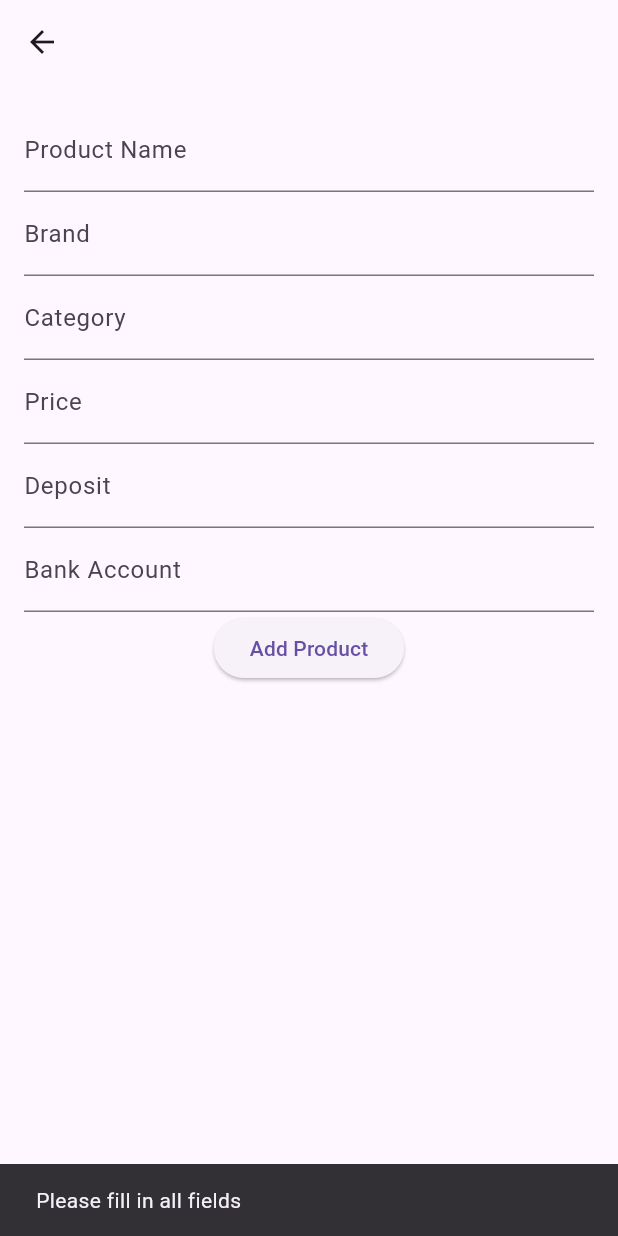
After one commit to LunaLeguisamo/Alkilate-project, a Flutter app: the AddProductScreen screen opened directly, after a tap on "Add Product", on a phone screen of 412 x 824 dp. The commit adds this screen. Run offline on Flutter 3.47's test engine with Material 3 defaults, Android fonts, the light colour scheme and no system bars; our stand-ins replace cloud_firestore, firebase_auth, firebase_core, flutter_rating_bar, font_awesome_flutter, google_fonts and 2 more; accounts and stored records are empty.

Commit message:
Add AddProductScreen and integrate product posting functionality; update navigation and bottom nav bar

```diff
--- a/alkilate/lib/routes.dart
+++ b/alkilate/lib/routes.dart
@@ -4,11 +4,13 @@ import 'package:alkilate/views/orders/orders.dart';
 import 'package:alkilate/views/products/product_filter/product_filter.dart';
 import 'package:alkilate/views/products/product_search/product_search.dart';
 import 'package:alkilate/views/profile/profile.dart';
+import 'package:alkilate/views/products/add_product/add_product.dart';
 
 var appRoutes = {
   '/': (context) => HomeScreen(),
   '/login': (context) => LoginScreen(),
   '/orders': (context) => OrderScreen(),
+  '/add-product': (context) => AddProductScreen(),
   '/product-filter': (context) => ProductFilterScreen(),
   '/product-search': (context) => ProductSearchScreen(),
   '/profile': (context) => ProfileScreen(),
--- a/alkilate/lib/services/firestore.dart
+++ b/alkilate/lib/services/firestore.dart
@@ -1,7 +1,6 @@
 import 'dart:async';
 import 'package:alkilate/services/models.dart' as app_models;
 import 'package:cloud_firestore/cloud_firestore.dart';
-import 'package:alkilate/services/auth.dart';
 import 'package:firebase_auth/firebase_auth.dart';
 
 class FirestoreService {
@@ -33,9 +32,9 @@ class FirestoreService {
 
   /// Posts a product document to the product db
   Future<void> postProduct(app_models.Product product) async {
-    var user = AuthService().user!;
-    var ref = _db.collection('Products').doc(user.uid);
-    return ref.set(product.toJson());
+    var ref = _db.collection('products');
+    await ref.add(product.toJson());
+    return;
   }
 
   /// Retrieves the current logged-in user's data from Firestore
--- a/alkilate/lib/shared/bottom_nav.dart
+++ b/alkilate/lib/shared/bottom_nav.dart
@@ -24,9 +24,12 @@ class _BottomNavBarState extends State<BottomNavBar> {
         Navigator.pushNamed(context, '/product-search');
         break;
       case 2:
+        Navigator.pushNamed(context, '/add-product');
+        break;
+      case 3:
         Navigator.pushNamed(context, '/orders');
         break;
-      case 3:
+      case 4:
         Navigator.pushNamed(context, '/profile');
         break;
     }
@@ -69,6 +72,11 @@ class _BottomNavBarState extends State<BottomNavBar> {
               label: 'Search',
             ),
             BottomNavigationBarItem(
+              icon: Icon(FontAwesomeIcons.plus, size: 20),
+              activeIcon: Icon(FontAwesomeIcons.plus, size: 24),
+              label: 'Add',
+            ),
+            BottomNavigationBarItem(
               icon: Icon(FontAwesomeIcons.bagShopping, size: 20),
               activeIcon: Icon(FontAwesomeIcons.bagShopping, size: 24),
               label: 'Orders',
--- /dev/null
+++ b/alkilate/lib/views/products/add_product/add_product.dart
@@ -0,0 +1,134 @@
+import 'package:alkilate/shared/shared.dart';
+import 'package:flutter/material.dart';
+import 'package:alkilate/services/services.dart';
+import 'package:alkilate/views/login/login.dart';
+
+class AddProductScreen extends StatelessWidget {
+  AddProductScreen({super.key});
+  final nameController = TextEditingController();
+  final brandController = TextEditingController();
+  final categoryController = TextEditingController();
+  final priceController = TextEditingController();
+  final depositController = TextEditingController();
+  final bankAccountController = TextEditingController();
+  // final locationController = TextEditingController();
+  // final picturesController = TextEditingController();
+
+  @override
+  Widget build(BuildContext context) {
+    return StreamBuilder(
+      stream: AuthService().userStream,
+      builder: (context, snapshot) {
+        if (snapshot.connectionState == ConnectionState.waiting) {
+          return const LoadingScreen();
+        } else if (snapshot.hasError) {
+          return const ErrorMessage();
+        } else if (snapshot.hasData) {
+          return formBuilder(context);
+        } else {
+          return const LoginScreen();
+        }
+      },
+    );
+  }
+
+  Widget formBuilder(BuildContext context) {
+    return Scaffold(
+      appBar: AppBar(),
+      body: Padding(
+        padding: EdgeInsets.all(16.0),
+        child: Column(
+          children: [
+            TextField(
+              controller: nameController,
+              decoration: InputDecoration(labelText: 'Product Name'),
+            ),
+            TextField(
+              controller: brandController,
+              decoration: InputDecoration(labelText: 'Brand'),
+            ),
+            TextField(
+              controller: categoryController,
+              decoration: InputDecoration(labelText: 'Category'),
+            ),
+            TextField(
+              controller: priceController,
+              decoration: InputDecoration(labelText: 'Price'),
+              keyboardType: TextInputType.number,
+            ),
+            TextField(
+              controller: depositController,
+              decoration: InputDecoration(labelText: 'Deposit'),
+              keyboardType: TextInputType.number,
+            ),
+            TextField(
+              controller: bankAccountController,
+              decoration: InputDecoration(labelText: 'Bank Account'),
+            ),
+            // TextField(
+            //   controller: locationController,
+            //   decoration: InputDecoration(labelText: 'Location'),
+            // ),
+            // TextField(
+            //   controller: picturesController,
+            //   decoration: InputDecoration(labelText: 'Pictures'),
+            // ),
+            ElevatedButton(
+              onPressed: () async {
+                if (nameController.text.isEmpty ||
+                    brandController.text.isEmpty ||
+                    categoryController.text.isEmpty ||
+                    priceController.text.isEmpty ||
+                    depositController.text.isEmpty ||
+                    bankAccountController.text.isEmpty) {
+                  ScaffoldMessenger.of(context).showSnackBar(
+                    SnackBar(content: Text('Please fill in all fields')),
+                  );
+                  return;
+                }
+
+                double? price;
+                double? deposit;
+
+                try {
+                  price = double.parse(priceController.text);
+                  deposit = double.parse(depositController.text);
+                } catch (e) {
+                  ScaffoldMessenger.of(context).showSnackBar(
+                    SnackBar(
+                        content: Text(
+                            'Please enter valid numbers for price and deposit')),
+                  );
+                  return;
+                }
+
+                final product = Product(
+                  owner: AuthService().user!.uid,
+                  name: nameController.text,
+                  brand: brandController.text,
+                  category: categoryController.text,
+                  price: price,
+                  deposit: deposit,
+                  bankAccount: bankAccountController.text,
+                );
+
+                try {
+                  await FirestoreService().postProduct(product);
+                  ScaffoldMessenger.of(context).showSnackBar(
+                    SnackBar(content: Text('Product added successfully')),
+                  );
+                  Navigator.of(context).pushReplacementNamed('/');
+                } catch (e) {
+                  ScaffoldMessenger.of(context).showSnackBar(
+                    SnackBar(content: Text('Failed to add product: $e')),
+                  );
+                }
+              },
+              child: Text('Add Product'),
+            ),
+          ],
+        ),
+      ),
+    );
+  }
+}
--- a/alkilate/lib/views/products/product_search/product_search.dart
+++ b/alkilate/lib/views/products/product_search/product_search.dart
@@ -43,9 +43,9 @@ class ProductSearchScreenState extends State<ProductSearchScreen> {
     // Inside an async function
     FirestoreService().getProductList().then((products) {
       // Work with the products list here
-      products.forEach((product) {
+      for (var product in products) {
         print(product.name);
-      });
+      }
     }).catchError((error) {
       print('Error fetching products: $error');
     });
--- a/alkilate/lib/views/profile/profile.dart
+++ b/alkilate/lib/views/profile/profile.dart
@@ -44,8 +44,7 @@ class ProfileScreenState extends State<ProfileScreen> {
                 var user = snapshot.data!;
                 return profileBuilder(user);
               } else {
-                return const Text(
-                    'No topics found in Firestore. Check database');
+                return const Text('No user found in Firestore. Check database');
               }
             },
           );
```
